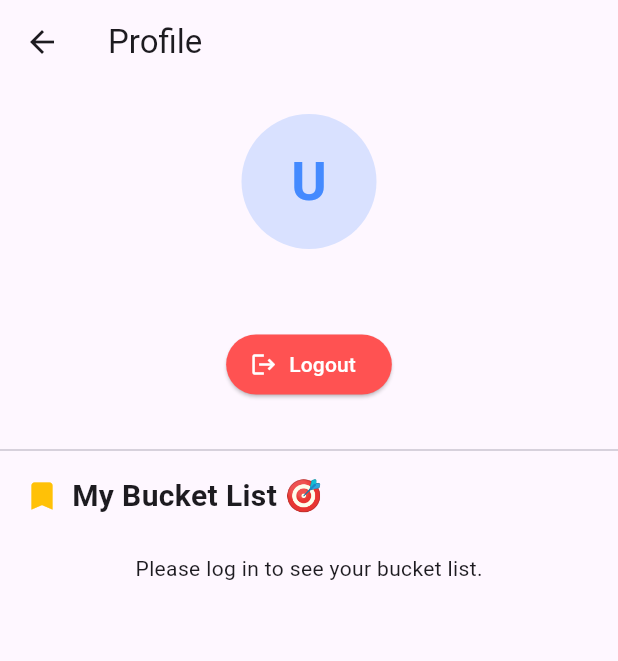
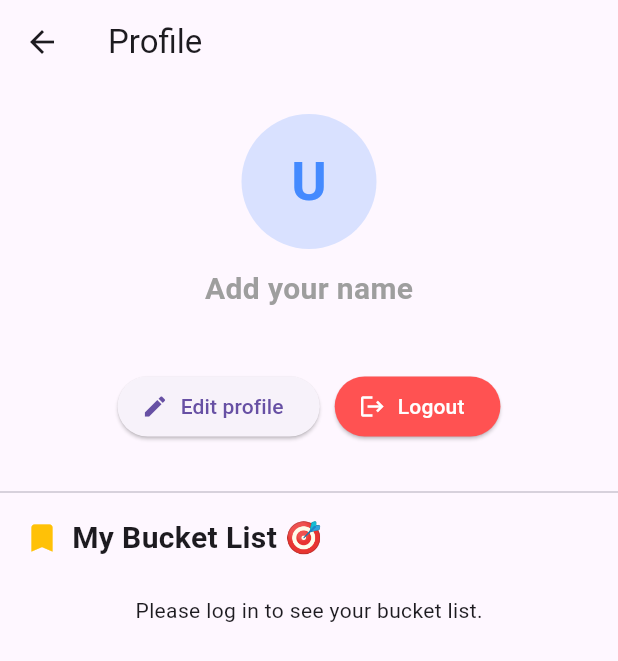
Before and after one commit to ojaswitameena06/Travelink, a Flutter app: the ProfilePage screen opened directly, on a phone screen of 412 x 824 dp. Shown: the top 661 px of the screen. Run offline on Flutter 3.47's test engine with Material 3 defaults, Android fonts, the light colour scheme and no system bars; our stand-ins replace cloud_firestore, firebase_auth, firebase_core, image_picker; accounts and stored records are empty.

Commit message:
Updated project features

```diff
--- a/lib/pages/profile_page.dart
+++ b/lib/pages/profile_page.dart
@@ -1,6 +1,8 @@
 import 'package:flutter/material.dart';
 import 'package:firebase_auth/firebase_auth.dart';
 import 'package:cloud_firestore/cloud_firestore.dart';
+import '../services/user_service.dart';
+import 'edit_profile_page.dart';
 import 'login_page.dart';
 
 class ProfilePage extends StatelessWidget {
@@ -18,24 +20,69 @@ class ProfilePage extends StatelessWidget {
         child: Column(
           children: [
             const SizedBox(height: 20),
-            // 👤 User Header
-            Center(
+            // 👤 User Header (live from the profiles collection)
+            StreamBuilder<DocumentSnapshot>(
+              stream: uid.isEmpty
+                  ? null
+                  : FirebaseFirestore.instance.collection('profiles').doc(uid).snapshots(),
+              builder: (context, snap) {
+                final data = (snap.data?.data() as Map<String, dynamic>?) ?? <String, dynamic>{};
+                final String name = (data['displayName'] ?? '').toString().trim();
+                final String bio = (data['bio'] ?? '').toString().trim();
+                final String photo = (data['photoUrl'] ?? '').toString().trim();
+                final String initialSource = name.isNotEmpty ? name : email;
+
+                return Center(
+                  child: Padding(
+                    padding: const EdgeInsets.symmetric(horizontal: 24),
                     child: Column(
                       children: [
                         CircleAvatar(
                           radius: 45,
                           backgroundColor: Colors.blueAccent.withOpacity(0.2),
-                    child: Text(
-                      email.isNotEmpty ? email[0].toUpperCase() : 'U',
-                      style: const TextStyle(fontSize: 36, fontWeight: FontWeight.bold, color: Colors.blueAccent),
+                          backgroundImage: photo.isNotEmpty ? NetworkImage(photo) : null,
+                          child: photo.isEmpty
+                              ? Text(
+                                  initialSource.isNotEmpty ? initialSource[0].toUpperCase() : 'U',
+                                  style: const TextStyle(
+                                    fontSize: 36,
+                                    fontWeight: FontWeight.bold,
+                                    color: Colors.blueAccent,
                                   ),
+                                )
+                              : null,
                         ),
                         const SizedBox(height: 12),
                         Text(
-                    email,
-                    style: const TextStyle(fontSize: 18, fontWeight: FontWeight.bold),
+                          name.isNotEmpty ? name : 'Add your name',
+                          style: TextStyle(
+                            fontSize: 20,
+                            fontWeight: FontWeight.bold,
+                            color: name.isNotEmpty ? null : Colors.grey,
                           ),
+                        ),
+                        const SizedBox(height: 4),
+                        Text(email, style: const TextStyle(color: Colors.grey)),
+                        if (bio.isNotEmpty) ...[
+                          const SizedBox(height: 10),
+                          Text(bio, textAlign: TextAlign.center),
+                        ],
                         const SizedBox(height: 15),
+                        Wrap(
+                          spacing: 10,
+                          runSpacing: 8,
+                          alignment: WrapAlignment.center,
+                          children: [
+                            ElevatedButton.icon(
+                              icon: const Icon(Icons.edit),
+                              label: const Text("Edit profile"),
+                              onPressed: () {
+                                Navigator.push(
+                                  context,
+                                  MaterialPageRoute(builder: (_) => const EditProfilePage()),
+                                );
+                              },
+                            ),
                             ElevatedButton.icon(
                               icon: const Icon(Icons.logout),
                               label: const Text("Logout"),
@@ -44,6 +91,7 @@ class ProfilePage extends StatelessWidget {
                                 foregroundColor: Colors.white,
                               ),
                               onPressed: () {
+                                UserService.clearCache();
                                 FirebaseAuth.instance.signOut();
                                 Navigator.pushAndRemoveUntil(
                                   context,
@@ -54,6 +102,11 @@ class ProfilePage extends StatelessWidget {
                             ),
                           ],
                         ),
+                      ],
+                    ),
+                  ),
+                );
+              },
             ),
             const SizedBox(height: 25),
             const Divider(thickness: 1),
--- /dev/null
+++ b/lib/services/user_service.dart
@@ -0,0 +1,90 @@
+import 'package:cloud_firestore/cloud_firestore.dart';
+import 'package:firebase_auth/firebase_auth.dart';
+
+class UserProfile {
+  final String uid;
+  final String name;
+  final String? photoUrl;
+  final String bio;
+  final bool isNamed;
+
+  const UserProfile({
+    required this.uid,
+    required this.name,
+    this.photoUrl,
+    this.bio = '',
+    this.isNamed = false,
+  });
+
+  String get initial => name.isNotEmpty ? name[0].toUpperCase() : '?';
+}
+
+class UserService {
+  static final Map<String, UserProfile> _cache = {};
+
+  static String fallbackName(String uid) =>
+      'Traveler ${uid.length >= 4 ? uid.substring(0, 4) : uid}';
+
+  static UserProfile? cached(String uid) => _cache[uid];
+
+  static Future<UserProfile> getProfile(String uid) async {
+    if (uid.isEmpty) return const UserProfile(uid: '', name: 'Traveler');
+
+    final hit = _cache[uid];
+    if (hit != null) return hit;
+
+    try {
+      final doc = await FirebaseFirestore.instance.collection('profiles').doc(uid).get();
+      final data = doc.data() ?? <String, dynamic>{};
+      final name = (data['displayName'] ?? '').toString().trim();
+      final photo = (data['photoUrl'] ?? '').toString().trim();
+
+      final profile = UserProfile(
+        uid: uid,
+        name: name.isNotEmpty ? name : fallbackName(uid),
+        photoUrl: photo.isNotEmpty ? photo : null,
+        bio: (data['bio'] ?? '').toString(),
+        isNamed: name.isNotEmpty,
+      );
+      _cache[uid] = profile;
+      return profile;
+    } catch (_) {
+      return UserProfile(uid: uid, name: fallbackName(uid));
+    }
+  }
+
+  static void clearCache([String? uid]) {
+    if (uid == null) {
+      _cache.clear();
+    } else {
+      _cache.remove(uid);
+    }
+  }
+
+  static Future<void> saveMyProfile({
+    required String name,
+    required String bio,
+    String? photoUrl,
+  }) async {
+    final user = FirebaseAuth.instance.currentUser;
+    if (user == null) throw Exception('Please log in first.');
+
+    final data = <String, dynamic>{
+      'displayName': name,
+      'bio': bio,
+      'updatedAt': FieldValue.serverTimestamp(),
+    };
+    if (photoUrl != null) data['photoUrl'] = photoUrl;
+
+    await FirebaseFirestore.instance
+        .collection('profiles')
+        .doc(user.uid)
+        .set(data, SetOptions(merge: true));
+
+    // Keep Firebase Auth in sync so reviews and buddy plans use the real name.
+    await user.updateDisplayName(name);
+    if (photoUrl != null) await user.updatePhotoURL(photoUrl);
+
+    clearCache(user.uid);
+  }
+}
```
Also changed, not shown: lib/pages/edit_profile_page.dart (added, +187 -0 lines), lib/pages/home_page.dart (+24 -5 lines), lib/pages/trip_detail_page.dart (+22 -6 lines), lib/services/image_upload_service.dart (added, +25 -0 lines), lib/widgets/user_avatar.dart (added, +60 -0 lines), 1 other file. Lines whose indentation alone changed are shown as unchanged.
